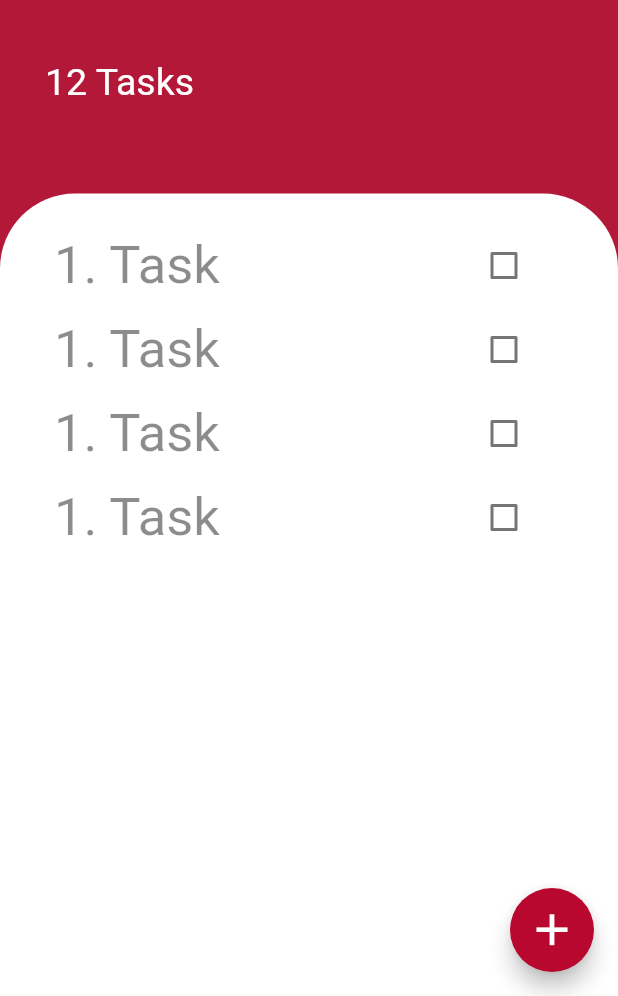
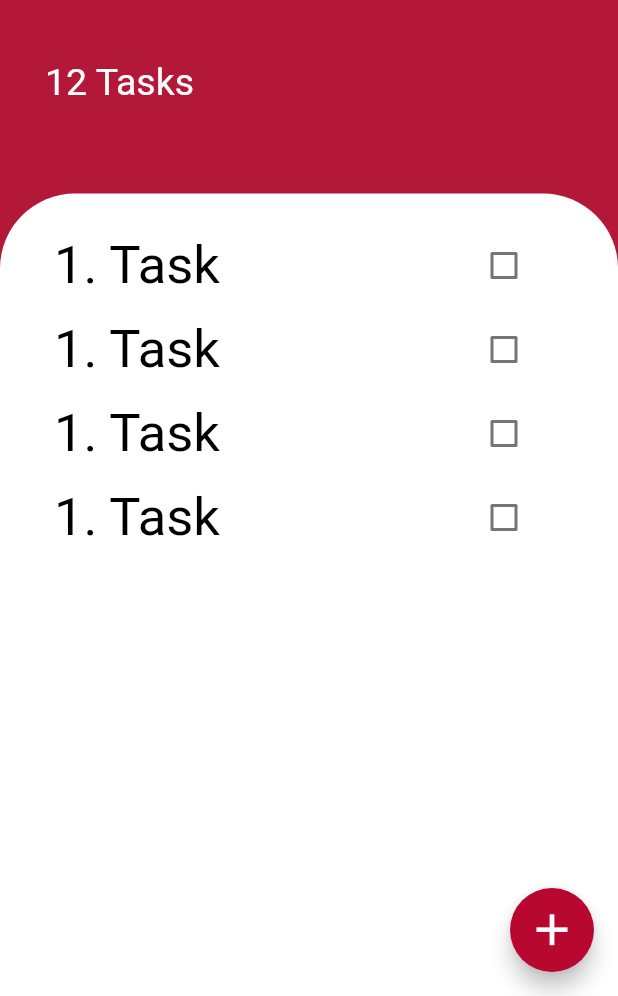
Before and after one commit to if3chi/learningDart, a Flutter app: the screen it shows after launch, on a phone screen of 412 x 824 dp, the part 240-1236 px from its top. Run offline on Flutter 3.47's test engine with Material 2 defaults, Android fonts, the phone set to English and light mode, and no system bars; our stand-ins replace animated_text_kit, audioplayers, cloud_firestore, firebase_auth, firebase_core, flutter_spinkit and 4 more; accounts and stored records are empty.

Commit message:
D52-55 Todo App: Implemented the checkbox fuction using callbacks.

```diff
--- a/FlutterApps/todoey/lib/components/list_card_widget.dart
+++ b/FlutterApps/todoey/lib/components/list_card_widget.dart
@@ -15,26 +15,51 @@ class ListViewWidget extends StatelessWidget {
   }
 }
 
-class ListTileCard extends StatelessWidget {
+class ListTileCard extends StatefulWidget {
+  @override
+  _ListTileCardState createState() => _ListTileCardState();
+}
+
+class _ListTileCardState extends State<ListTileCard> {
+  bool isChecked = false;
   @override
   Widget build(BuildContext context) {
     return ListTile(
       title: Text(
         '1. Task',
         style: TextStyle(
-          color: Colors.black45,
+          color: Colors.black,
           fontSize: 35,
+          decoration: isChecked ? TextDecoration.lineThrough : null,
         ),
       ),
-      trailing: Padding(
-        padding: const EdgeInsets.all(16.0),
-        child: Checkbox(
-          value: false,
-          checkColor: Colors.white,
-          activeColor: kRedRoseLight,
-          onChanged: (value) {},
-        ),
+      trailing: TodoCheckBox(
+        isChecked: isChecked,
+        todoCheck: (value) {
+          setState(() {
+            isChecked = value;
+          });
+        },
       ),
     );
   }
 }
+
+class TodoCheckBox extends StatelessWidget {
+  TodoCheckBox({this.isChecked, this.todoCheck});
+
+  final bool isChecked;
+  final Function todoCheck;
+
+  @override
+  Widget build(BuildContext context) {
+    return Padding(
+      padding: const EdgeInsets.all(16.0),
+      child: Checkbox(
+          value: isChecked,
+          checkColor: Colors.white,
+          activeColor: kRedRoseLight,
+          onChanged: todoCheck),
+    );
+  }
+}
```
